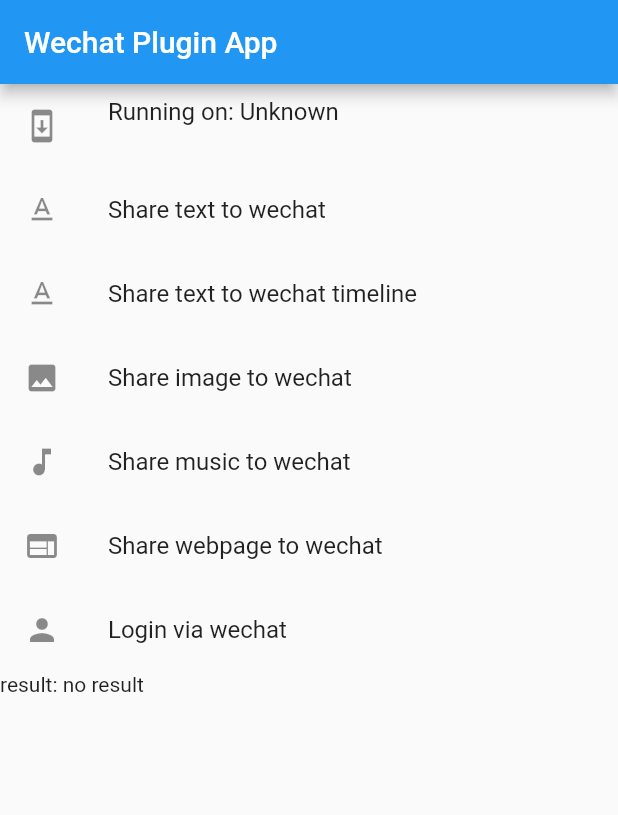
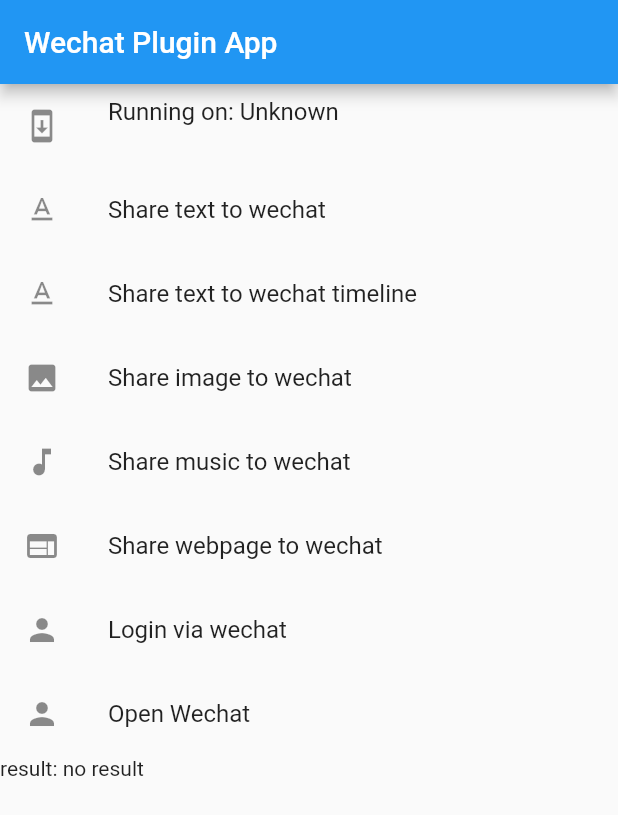
Before and after one commit to pantao/flutter-wechat, a Flutter app: the screen it shows after launch, on a phone screen of 412 x 824 dp. Shown: the top 815 px of the screen. Run offline on Flutter 3.47's test engine with Material 2 defaults, Android fonts, the phone set to English and light mode, and no system bars.

```diff
--- a/example/lib/main.dart
+++ b/example/lib/main.dart
@@ -103,6 +103,10 @@ class _MyAppState extends State<MyApp> {
     _result = result.toString();
   }
 
+  void _openWechat () async {
+    var result = await Wechat.openWechat();
+  }
+
   @override
   Widget build(BuildContext context) {
     return MaterialApp(
@@ -158,6 +162,13 @@ class _MyAppState extends State<MyApp> {
                 _login();
               },
             ),
+            ListTile(
+              leading: Icon(Icons.person),
+              title: Text('Open Wechat'),
+              onTap: () {
+                _openWechat();
+              },
+            ),
             Text('result: $_result')
           ],
         ),
--- a/lib/wechat.dart
+++ b/lib/wechat.dart
@@ -24,6 +24,7 @@ class Wechat {
     return result;
   }
 
+  /// Check if wechat app has was installed.
   static Future<dynamic> isWechatInstalled() async {
     var result = await _channel.invokeMethod(
       'isWechatInstalled'
@@ -31,6 +32,7 @@ class Wechat {
     return result == 'true' ? true : false;
   }
 
+  /// Get wechat sdk api version.
   static Future<dynamic> getApiVersion() async {
     var result = await _channel.invokeMethod(
       'getApiVersion'
@@ -38,6 +40,7 @@ class Wechat {
     return result;
   }
 
+  /// open wechat app.
   static Future<dynamic> openWechat() async {
     var result = await _channel.invokeMethod(
       'openWechat'
--- a/pubspec.yaml
+++ b/pubspec.yaml
@@ -1,6 +1,6 @@
 name: wechat
 description: Wechat SDK Plugin for Flutter app.
-version: 0.0.1
+version: 0.0.2
 author: pantao<54778899@qq.com>
 homepage: https://pantao.onmr.com
 
```
Also changed, not shown: 2 other files.
